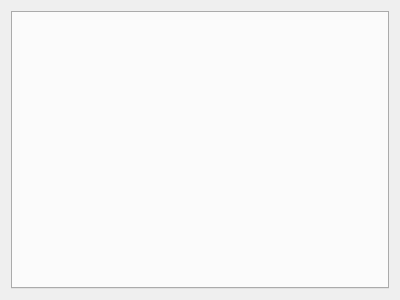
Old version of the form leditwidget.ui in the repository LeZheng/lisp-painter.
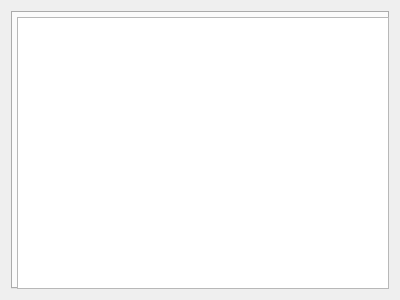
New version of the form.

```diff
--- a/leditwidget.ui
+++ b/leditwidget.ui
@@ -14,13 +14,16 @@
    <string>Form</string>
   </property>
   <layout class="QGridLayout" name="gridLayout">
-   <item row="0" column="0">
+   <item row="0" column="0" rowspan="2" colspan="2">
     <widget class="QTabWidget" name="tabWidget">
      <property name="currentIndex">
       <number>-1</number>
      </property>
     </widget>
    </item>
+   <item row="1" column="1">
+    <widget class="QGraphicsView" name="painterView"/>
+   </item>
   </layout>
  </widget>
  <resources/>
```
